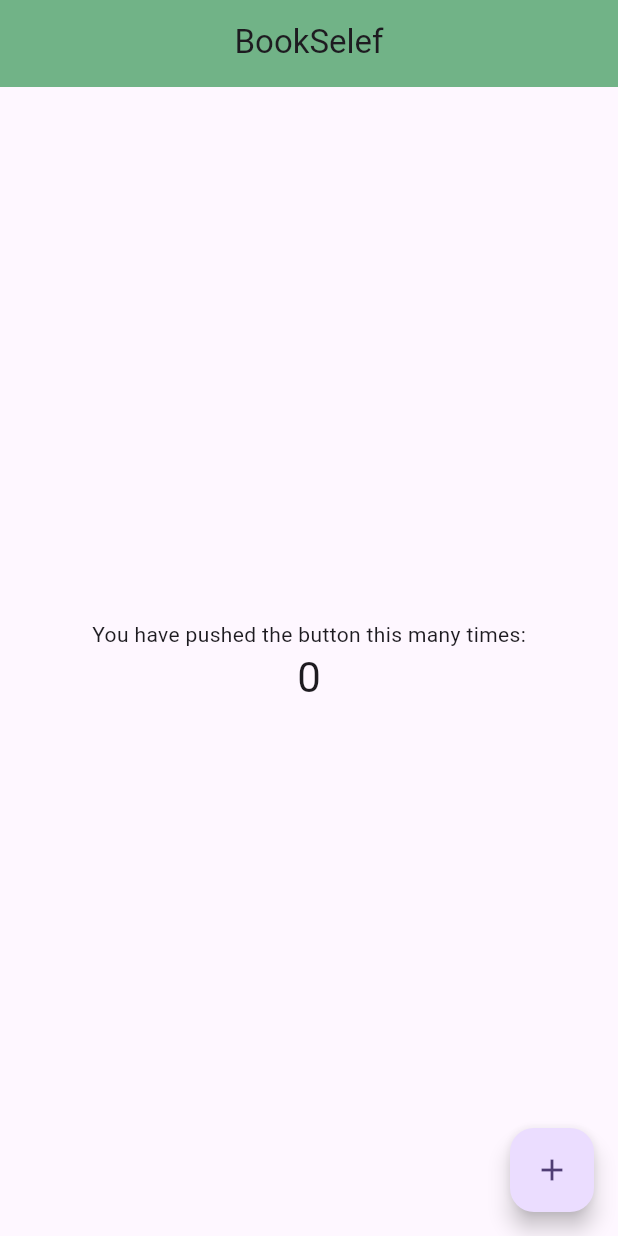
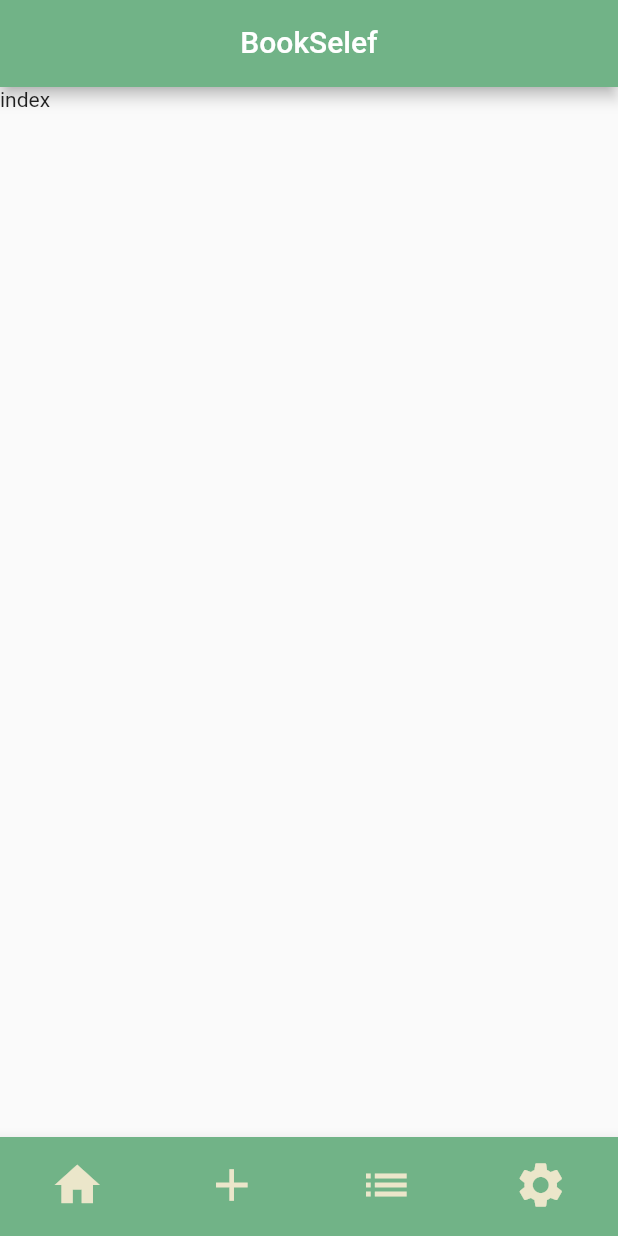
Before and after one commit to weak-in-the-morning/book_self, a Flutter app: the screen it shows after launch, on a phone screen of 412 x 824 dp. Run offline on Flutter 3.47's test engine with Material 2 defaults, Android fonts, the phone set to English and light mode, and no system bars.

Commit message:
add/bottom_barの作成と適応

```diff
--- a/app/lib/main.dart
+++ b/app/lib/main.dart
@@ -1,5 +1,9 @@
 import 'package:app/view/design_system.dart';
+import 'package:app/view/pages/setting.dart';
 import 'package:flutter/material.dart';
+import 'package:app/view/pages/bookshelf.dart';
+import 'package:app/view/pages/index.dart';
+import 'package:app/view/pages/register.dart';
 
 void main() {
   runApp(const MyApp());
@@ -10,13 +14,9 @@ class MyApp extends StatelessWidget {
 
   @override
   Widget build(BuildContext context) {
-    return MaterialApp(
+    return const MaterialApp(
       title: 'Book Self',
-      theme: ThemeData(
-        colorScheme: ColorScheme.fromSeed(seedColor: Colors.deepPurple),
-        useMaterial3: true,
-      ),
-      home: const MyHomePage(title: 'Flutter Demo Home Page'),
+      home: MyHomePage(title: 'Flutter Demo Home Page'),
     );
   }
 }
@@ -31,36 +31,29 @@ class MyHomePage extends StatefulWidget {
 }
 
 class _MyHomePageState extends State<MyHomePage> {
-  int _counter = 0;
+  var _pageIndex = 0;
 
-  void _incrementCounter() {
-    setState(() {
-      _counter++;
-    });
-  }
+  final List<Widget> _pages = [
+    const Index(),
+    const Register(),
+    const Bookshelf(),
+    const Setting(),
+  ];
 
   @override
   Widget build(BuildContext context) {
     return Scaffold(
-      appBar: const AppBarComponent(title: 'BookSelef',),
-      body: Center(
-        child: Column(
-          mainAxisAlignment: MainAxisAlignment.center,
-          children: <Widget>[
-            const Text(
-              'You have pushed the button this many times:',
-            ),
-            Text(
-              '$_counter',
-              style: Theme.of(context).textTheme.headlineMedium,
-            ),
-          ],
-        ),
+      appBar: const AppBarComponent(
+        title: 'BookSelef',
       ),
-      floatingActionButton: FloatingActionButton(
-        onPressed: _incrementCounter,
-        tooltip: 'Increment',
-        child: const Icon(Icons.add),
+      body: _pages[_pageIndex],
+      bottomNavigationBar: BottomAppBarComponent(
+        currentIndex: _pageIndex,
+        onTap: (index) {
+          setState(() {
+            _pageIndex = index;
+          });
+        },
       ),
     );
   }
--- /dev/null
+++ b/app/lib/view/components/bottom_bar.dart
@@ -0,0 +1,56 @@
+import 'package:app/data/colors.dart';
+import 'package:flutter/material.dart';
+
+class BottomAppBarComponent extends StatelessWidget {
+  const BottomAppBarComponent({
+    Key? key,
+    required this.currentIndex,
+    required this.onTap,
+  }) : super(key: key);
+  final int currentIndex;
+  final ValueChanged<int> onTap;
+
+  @override
+  Widget build(BuildContext context) {
+    return BottomNavigationBar(
+      currentIndex: currentIndex,
+      onTap: onTap,
+      showSelectedLabels: false,
+      showUnselectedLabels: false,
+      items: const [
+        BottomNavigationBarItem(
+          icon: Icon(
+            Icons.home,
+            color: AppColors.ecruBeige,
+            size: 36,
+          ),
+          label: 'Bookshelf',
+        ),
+        BottomNavigationBarItem(
+          icon: Icon(
+            Icons.add,
+            color: AppColors.ecruBeige,
+            size: 36,
+          ),
+          label: 'Register',
+        ),
+        BottomNavigationBarItem(
+            icon: Icon(
+              Icons.list,
+              color: AppColors.ecruBeige,
+              size: 36,
+            ),
+            label: 'Index'),
+        BottomNavigationBarItem(
+            icon: Icon(
+              Icons.settings,
+              color: AppColors.ecruBeige,
+              size: 36,
+            ),
+            label: 'Setting'),
+      ],
+      backgroundColor: AppColors.cobaltGreen,
+      type: BottomNavigationBarType.fixed,
+    );
+  }
+}
--- a/app/lib/view/design_system.dart
+++ b/app/lib/view/design_system.dart
@@ -1 +1,2 @@
 export 'components/app_bar.dart' show AppBarComponent;
+export 'components/bottom_bar.dart' show BottomAppBarComponent;
```
